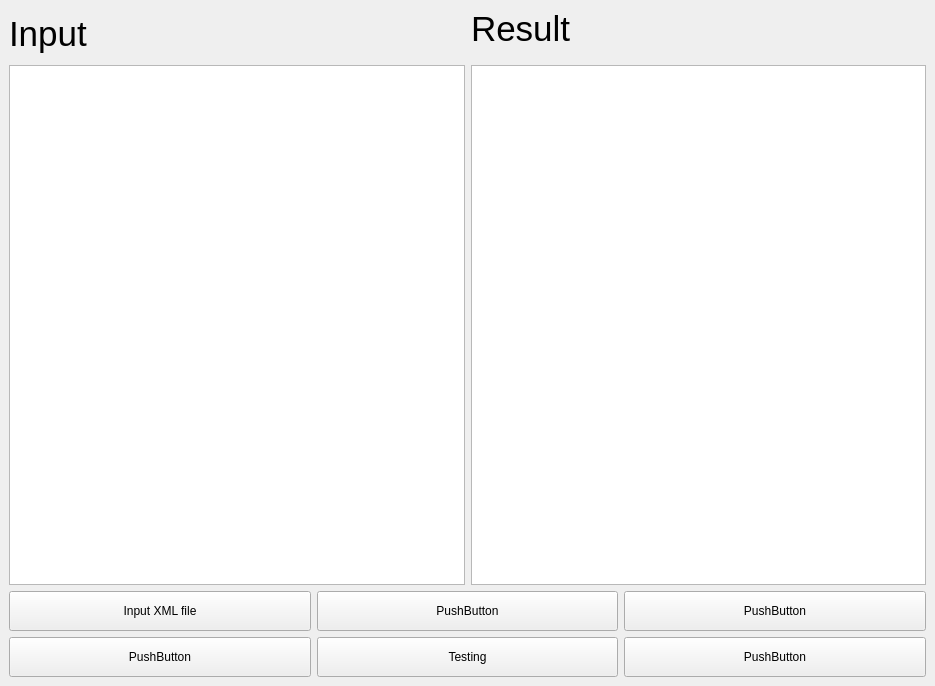
Above: GUI/GUI/mainwindow.ui from ElecSpartan/DS_Project before the change. Below: the same form after it.
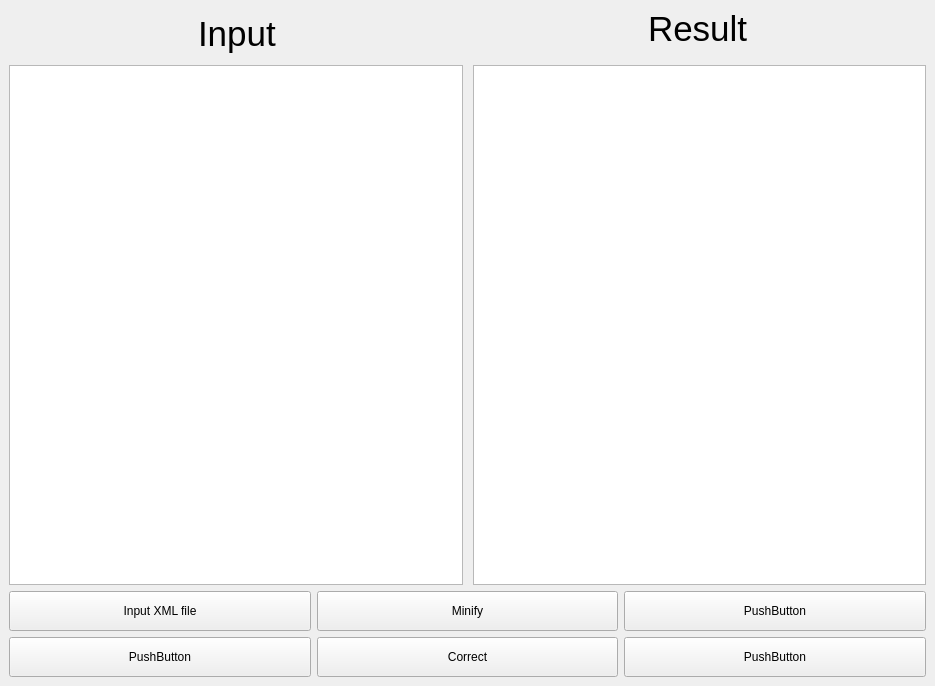
That is the form after the change.

```diff
--- a/GUI/GUI/mainwindow.ui
+++ b/GUI/GUI/mainwindow.ui
@@ -36,7 +36,7 @@
           <property name="verticalSpacing">
            <number>5</number>
           </property>
-          <item row="0" column="0" alignment="Qt::AlignLeft|Qt::AlignTop">
+          <item row="0" column="0" alignment="Qt::AlignHCenter|Qt::AlignTop">
            <widget class="QLabel" name="label">
             <property name="minimumSize">
              <size>
@@ -55,7 +55,7 @@
             </property>
            </widget>
           </item>
-          <item row="0" column="1" alignment="Qt::AlignLeft|Qt::AlignTop">
+          <item row="0" column="1" alignment="Qt::AlignHCenter|Qt::AlignTop">
            <widget class="QLabel" name="label_2">
             <property name="minimumSize">
              <size>
@@ -77,7 +77,10 @@
          </layout>
         </item>
         <item row="1" column="0">
-         <layout class="QGridLayout" name="gridLayout">
+         <layout class="QGridLayout" name="gridLayout" columnminimumwidth="0,0">
+          <property name="horizontalSpacing">
+           <number>10</number>
+          </property>
           <item row="0" column="0">
            <widget class="QTextEdit" name="InputText">
             <property name="minimumSize">
@@ -146,7 +149,7 @@
          </widget>
         </item>
         <item row="1" column="1">
-         <widget class="QPushButton" name="Testing">
+         <widget class="QPushButton" name="CorrectFile">
           <property name="minimumSize">
            <size>
             <width>160</width>
@@ -154,7 +157,7 @@
            </size>
           </property>
           <property name="text">
-           <string>Testing</string>
+           <string>Correct</string>
           </property>
          </widget>
         </item>
@@ -191,7 +194,7 @@
          </widget>
         </item>
         <item row="0" column="1">
-         <widget class="QPushButton" name="pushButton_2">
+         <widget class="QPushButton" name="minify">
           <property name="minimumSize">
            <size>
             <width>160</width>
@@ -199,7 +202,7 @@
            </size>
           </property>
           <property name="text">
-           <string>PushButton</string>
+           <string>Minify</string>
           </property>
          </widget>
         </item>
```
